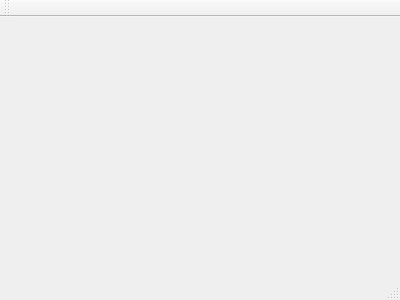
Old version of the form mainwindow.ui in the repository chris1287/Godwit.
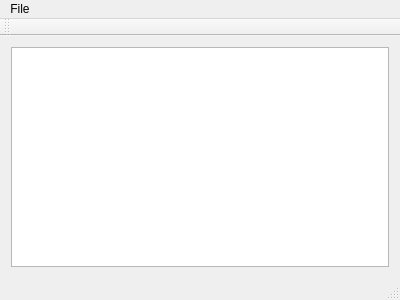
New version of the form.

The edit to the form file:
```diff
--- a/mainwindow.ui
+++ b/mainwindow.ui
@@ -12,13 +12,50 @@
   <property name="windowTitle" >
    <string>MainWindow</string>
   </property>
-  <widget class="QMenuBar" name="menuBar" />
-  <widget class="QToolBar" name="mainToolBar" />
-  <widget class="QWidget" name="centralWidget" />
-  <widget class="QStatusBar" name="statusBar" />
+  <widget class="QWidget" name="centralWidget">
+   <layout class="QVBoxLayout" name="verticalLayout">
+    <item>
+     <widget class="QTextEdit" name="textEdit">
+      <property name="readOnly">
+       <bool>true</bool>
+      </property>
+     </widget>
+    </item>
+   </layout>
+  </widget>
+  <widget class="QMenuBar" name="menuBar">
+   <property name="geometry">
+    <rect>
+     <x>0</x>
+     <y>0</y>
+     <width>400</width>
+     <height>25</height>
+    </rect>
+   </property>
+   <widget class="QMenu" name="menuFile">
+    <property name="title">
+     <string>File</string>
+    </property>
+    <addaction name="actionOpen"/>
+   </widget>
+   <addaction name="menuFile"/>
+  </widget>
+  <widget class="QToolBar" name="mainToolBar">
+   <attribute name="toolBarArea">
+    <enum>TopToolBarArea</enum>
+   </attribute>
+   <attribute name="toolBarBreak">
+    <bool>false</bool>
+   </attribute>
+  </widget>
+  <widget class="QStatusBar" name="statusBar"/>
+  <action name="actionOpen">
+   <property name="text">
+    <string>Open</string>
+   </property>
+  </action>
  </widget>
- <layoutDefault spacing="6" margin="11" />
- <pixmapfunction></pixmapfunction>
+ <layoutdefault spacing="6" margin="11"/>
  <resources/>
  <connections/>
 </ui>
```
Left out of the diff: 7 changed lines with no effect on the pictures.
